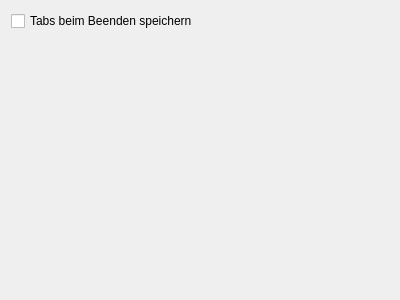
This is src/Plugins/TabbedPlaylistWidget/TabbedPlaylistSettingsWidget.ui in safri-framework/safri-player as Qt 5 draws it before an edit. The edited form follows.
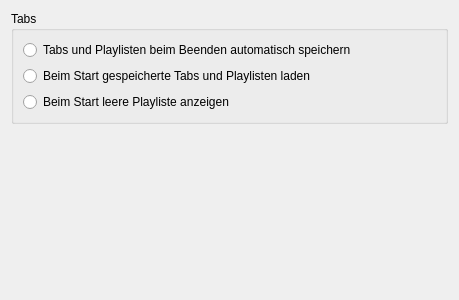
This is the edited form.

Commit message: Added copy&paste for playlist Added some settings + style Added wrapper widget for PlaylistView on TabbedPlaylistWidget

Patch:
```diff
--- a/src/Plugins/TabbedPlaylistWidget/TabbedPlaylistSettingsWidget.ui
+++ b/src/Plugins/TabbedPlaylistWidget/TabbedPlaylistSettingsWidget.ui
@@ -6,7 +6,7 @@
    <rect>
     <x>0</x>
     <y>0</y>
-    <width>400</width>
+    <width>459</width>
     <height>300</height>
    </rect>
   </property>
@@ -15,10 +15,36 @@
   </property>
   <layout class="QVBoxLayout" name="verticalLayout">
    <item>
-    <widget class="QCheckBox" name="checkSaveTabsOnClose">
-     <property name="text">
-      <string>Tabs beim Beenden speichern</string>
+    <widget class="QGroupBox" name="groupBox">
+     <property name="title">
+      <string>Tabs</string>
      </property>
+     <property name="flat">
+      <bool>true</bool>
+     </property>
+     <layout class="QVBoxLayout" name="verticalLayout_2">
+      <item>
+       <widget class="QRadioButton" name="radioSaveTabsOnClose">
+        <property name="text">
+         <string>Tabs und Playlisten beim Beenden automatisch speichern</string>
+        </property>
+       </widget>
+      </item>
+      <item>
+       <widget class="QRadioButton" name="radioLoadTabsOnStart">
+        <property name="text">
+         <string>Beim Start gespeicherte Tabs und Playlisten laden</string>
+        </property>
+       </widget>
+      </item>
+      <item>
+       <widget class="QRadioButton" name="radioEmptyPlaylistOnStart">
+        <property name="text">
+         <string>Beim Start leere Playliste anzeigen</string>
+        </property>
+       </widget>
+      </item>
+     </layout>
     </widget>
    </item>
    <item>
```
The commit also changes 11 other files.
